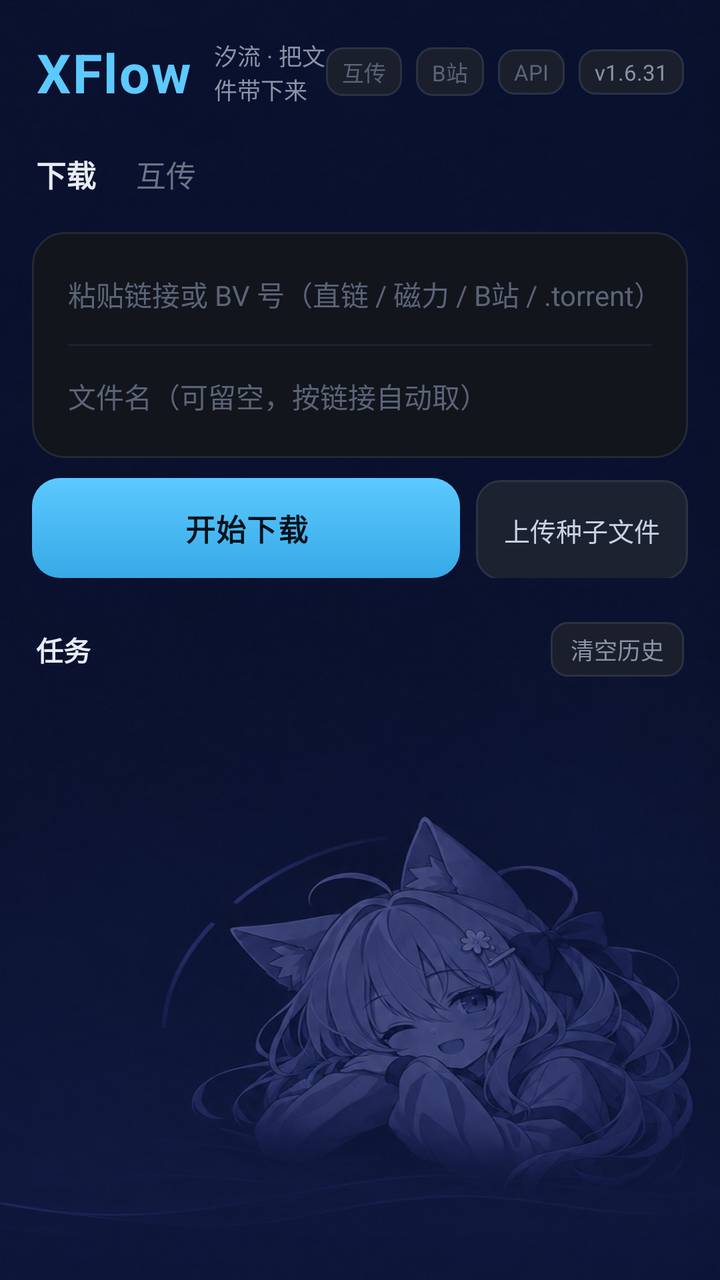
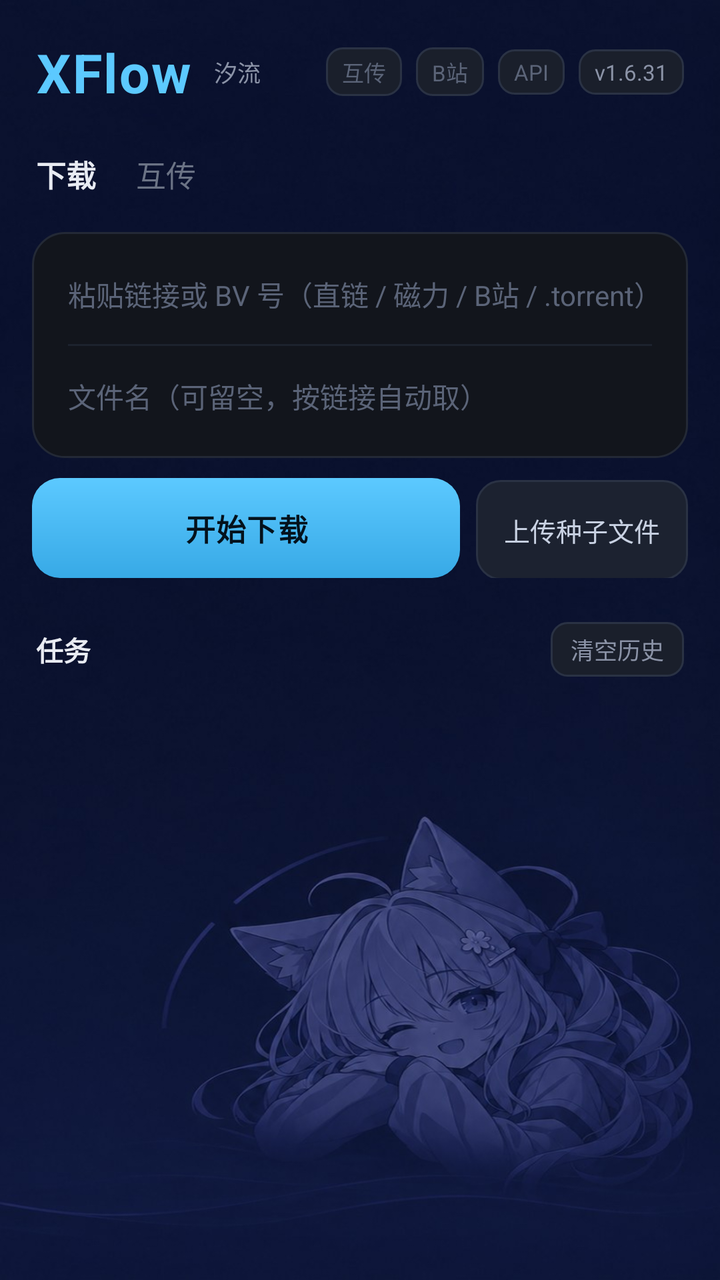

Compare the two renders of this Android layout. The source of the first and the diff that turns it into the second are given below.
<!-- AndroidManifest.xml: application theme AppTheme -->
<!-- res/layout/activity_main.xml -->
<?xml version="1.0" encoding="utf-8"?>
<FrameLayout xmlns:android="http://schemas.android.com/apk/res/android"
    android:layout_width="match_parent"
    android:layout_height="match_parent"
    android:background="@android:color/transparent">

    <LinearLayout
        android:layout_width="match_parent"
        android:layout_height="match_parent"
        android:orientation="vertical">

    
    <LinearLayout
        android:layout_width="match_parent"
        android:layout_height="wrap_content"
        android:orientation="horizontal"
        android:gravity="center_vertical"
        android:paddingHorizontal="18dp"
        android:paddingTop="18dp"
        android:paddingBottom="16dp">

        <TextView
            android:id="@+id/titleText"
            android:layout_width="wrap_content"
            android:layout_height="wrap_content"
            android:text="XFlow"
            android:textColor="#5CC9FF"
            android:textSize="27sp"
            android:textStyle="bold"
            android:letterSpacing="0.03" />

        <LinearLayout
            android:layout_width="0dp"
            android:layout_height="wrap_content"
            android:layout_weight="1"
            android:orientation="vertical"
            android:layout_marginStart="11dp">

            <TextView
                android:id="@+id/subText"
                android:layout_width="wrap_content"
                android:layout_height="wrap_content"
                android:text="汐流 · 把文件带下来"
                android:textColor="#8b93a7"
                android:textSize="11.5sp" />
        </LinearLayout>

        <TextView
            android:id="@+id/shareChip"
            android:layout_width="wrap_content"
            android:layout_height="wrap_content"
            android:text="互传"
            android:textColor="#5b6478"
            android:textSize="11sp"
            android:background="@drawable/chip_bg"
            android:paddingHorizontal="8dp"
            android:paddingVertical="4dp"
            android:layout_marginEnd="7dp" />

        <TextView
            android:id="@+id/biliChip"
            android:layout_width="wrap_content"
            android:layout_height="wrap_content"
            android:text="B站"
            android:textColor="#5b6478"
            android:textSize="11sp"
            android:background="@drawable/chip_bg"
            android:paddingHorizontal="8dp"
            android:paddingVertical="4dp"
            android:layout_marginEnd="7dp" />

        <TextView
            android:id="@+id/apiChip"
            android:layout_width="wrap_content"
            android:layout_height="wrap_content"
            android:text="API"
            android:textColor="#5b6478"
            android:textSize="11sp"
            android:background="@drawable/chip_bg"
            android:paddingHorizontal="8dp"
            android:paddingVertical="4dp"
            android:layout_marginEnd="7dp" />

        <TextView
            android:id="@+id/verText"
            android:layout_width="wrap_content"
            android:layout_height="wrap_content"
            android:text="v1.6.31"
            android:textColor="#8b93a7"
            android:textSize="11sp"
            android:background="@drawable/chip_bg"
            android:paddingHorizontal="8dp"
            android:paddingVertical="4dp" />
    </LinearLayout>

    
    <LinearLayout
        android:layout_width="match_parent"
        android:layout_height="wrap_content"
        android:orientation="horizontal"
        android:gravity="center_vertical"
        android:paddingHorizontal="18dp"
        android:paddingBottom="12dp">

        <TextView
            android:id="@+id/tabDownload"
            android:layout_width="wrap_content"
            android:layout_height="wrap_content"
            android:text="下载"
            android:textColor="#e8ebf2"
            android:textSize="15sp"
            android:textStyle="bold"
            android:paddingVertical="6dp" />

        <TextView
            android:id="@+id/tabShare"
            android:layout_width="wrap_content"
            android:layout_height="wrap_content"
            android:text="互传"
            android:textColor="#6b7385"
            android:textSize="15sp"
            android:paddingVertical="6dp"
            android:layout_marginStart="20dp" />
    </LinearLayout>

    <FrameLayout
        android:id="@+id/pager"
        android:layout_width="match_parent"
        android:layout_height="0dp"
        android:layout_weight="1">

    <LinearLayout
        android:id="@+id/pageDownload"
        android:layout_width="match_parent"
        android:layout_height="match_parent"
        android:orientation="vertical">

    
    <LinearLayout
        android:layout_width="match_parent"
        android:layout_height="wrap_content"
        android:orientation="vertical"
        android:layout_marginHorizontal="16dp"
        android:background="@drawable/input_row_bg"
        android:padding="6dp">

        <EditText
            android:id="@+id/urlEdit"
            android:layout_width="match_parent"
            android:layout_height="50dp"
            android:hint="粘贴链接或 BV 号（直链 / 磁力 / B站 / .torrent）"
            android:textColorHint="#5b6478"
            android:textColor="#e8ebf2"
            android:textSize="14sp"
            android:background="@android:color/transparent"
            android:paddingHorizontal="12dp"
            android:inputType="textUri"
            android:singleLine="true" />

        <View
            android:layout_width="match_parent"
            android:layout_height="1dp"
            android:layout_marginHorizontal="12dp"
            android:background="#1c222e" />

        <EditText
            android:id="@+id/nameEdit"
            android:layout_width="match_parent"
            android:layout_height="50dp"
            android:hint="文件名（可留空，按链接自动取）"
            android:textColorHint="#5b6478"
            android:textColor="#e8ebf2"
            android:textSize="14sp"
            android:background="@android:color/transparent"
            android:paddingHorizontal="12dp"
            android:inputType="text"
            android:singleLine="true" />
    </LinearLayout>

    
    <LinearLayout
        android:layout_width="match_parent"
        android:layout_height="wrap_content"
        android:orientation="horizontal"
        android:layout_marginHorizontal="16dp"
        android:layout_marginTop="10dp">

        <Button
            android:id="@+id/addBtn"
            android:layout_width="0dp"
            android:layout_height="50dp"
            android:layout_weight="1"
            android:text="开始下载"
            android:textColor="#04121c"
            android:textSize="15sp"
            android:textStyle="bold"
            android:letterSpacing="0.03"
            android:background="@drawable/btn_bg"
            android:stateListAnimator="@null" />

        <Button
            android:id="@+id/torrentBtn"
            android:layout_width="wrap_content"
            android:layout_height="50dp"
            android:layout_marginStart="8dp"
            android:text="上传种子文件"
            android:textColor="#c9d2e3"
            android:textSize="13sp"
            android:background="@drawable/btn_small_bg"
            android:stateListAnimator="@null"
            android:paddingHorizontal="14dp"
            android:minWidth="0dp"
            android:insetLeft="0dp"
            android:insetRight="0dp" />
    </LinearLayout>

    
    <LinearLayout
        android:layout_width="match_parent"
        android:layout_height="wrap_content"
        android:orientation="horizontal"
        android:gravity="center_vertical"
        android:layout_marginHorizontal="18dp"
        android:layout_marginTop="22dp"
        android:layout_marginBottom="10dp">

        <TextView
            android:layout_width="wrap_content"
            android:layout_height="wrap_content"
            android:text="任务"
            android:textColor="#e8ebf2"
            android:textSize="13.5sp"
            android:textStyle="bold" />

        <TextView
            android:id="@+id/statText"
            android:layout_width="0dp"
            android:layout_height="wrap_content"
            android:layout_weight="1"
            android:layout_marginStart="8dp"
            android:text=""
            android:textColor="#8b93a7"
            android:textSize="11.5sp" />

        <TextView
            android:id="@+id/clearBtn"
            android:layout_width="wrap_content"
            android:layout_height="wrap_content"
            android:text="清空历史"
            android:textColor="#8b93a7"
            android:textSize="11.5sp"
            android:background="@drawable/chip_bg"
            android:paddingHorizontal="10dp"
            android:paddingVertical="5dp" />
    </LinearLayout>

    <ScrollView
        android:id="@+id/jobScroll"
        android:layout_width="match_parent"
        android:layout_height="0dp"
        android:layout_weight="1"
        android:clipToPadding="false"
        android:paddingHorizontal="16dp"
        android:paddingBottom="16dp"
        android:scrollbars="none">

        
        <LinearLayout
            android:layout_width="match_parent"
            android:layout_height="wrap_content"
            android:orientation="vertical">

            <LinearLayout
                android:id="@+id/jobList"
                android:layout_width="match_parent"
                android:layout_height="wrap_content"
                android:orientation="vertical" />

            <LinearLayout
                android:id="@+id/peerList"
                android:layout_width="match_parent"
                android:layout_height="wrap_content"
                android:orientation="vertical"
                android:visibility="gone"
                android:layout_marginTop="14dp" />
        </LinearLayout>
    </ScrollView>
    </LinearLayout>

    <ScrollView
        android:id="@+id/pageShare"
        android:layout_width="match_parent"
        android:layout_height="match_parent"
        android:visibility="gone"
        android:fillViewport="true"
        android:scrollbars="none"
        android:paddingHorizontal="16dp"
        android:paddingBottom="16dp">

        <FrameLayout
            android:layout_width="match_parent"
            android:layout_height="wrap_content">

            <include layout="@layout/share_panel" />
        </FrameLayout>
    </ScrollView>
    </FrameLayout>
    </LinearLayout>
</FrameLayout>
<!-- res/layout/share_panel.xml (included above) -->
<?xml version="1.0" encoding="utf-8"?>
<LinearLayout xmlns:android="http://schemas.android.com/apk/res/android"
    android:id="@+id/sharePanel"
    android:layout_width="match_parent"
    android:layout_height="wrap_content"
    android:orientation="vertical">

        <LinearLayout
            android:layout_width="match_parent"
            android:layout_height="wrap_content"
            android:orientation="vertical"
            android:paddingTop="6dp">

            
            <LinearLayout
                android:layout_width="match_parent"
                android:layout_height="wrap_content"
                android:orientation="vertical"
                android:visibility="gone"
                android:background="@drawable/card"
                android:padding="14dp">

                <TextView
                    android:layout_width="wrap_content"
                    android:layout_height="wrap_content"
                    android:text="发送到"
                    android:textColor="#8b93a7"
                    android:textSize="11.5sp" />

                <TextView
                    android:id="@+id/targetText"
                    android:layout_width="wrap_content"
                    android:layout_height="wrap_content"
                    android:text="还没选设备 —— 下面点一个"
                    android:textColor="#e8ebf2"
                    android:textSize="16sp"
                    android:textStyle="bold"
                    android:paddingTop="4dp" />
            </LinearLayout>

            
            <TextView
                android:layout_width="wrap_content"
                android:layout_height="wrap_content"
                android:text="设备（自动发现）"
                android:textColor="#8b93a7"
                android:textSize="12sp"
                android:paddingTop="6dp"
                android:paddingBottom="8dp" />

            <LinearLayout
                android:id="@+id/devicesBox"
                android:layout_width="match_parent"
                android:layout_height="wrap_content"
                android:orientation="vertical" />

            
            <LinearLayout
                android:layout_width="match_parent"
                android:layout_height="wrap_content"
                android:orientation="horizontal"
                android:gravity="center_vertical"
                android:paddingTop="8dp">

                <EditText
                    android:id="@+id/addrInput"
                    android:layout_width="0dp"
                    android:layout_height="wrap_content"
                    android:layout_weight="1"
                    android:hint="手动加地址：1.2.3.4（端口默认 17777）"
                    android:textSize="12.5sp"
                    android:singleLine="true"
                    android:inputType="text"
                    android:textColorHint="#6b7385"
                    android:textColor="#e8ebf2"
                    android:background="@drawable/field"
                    android:paddingHorizontal="12dp"
                    android:paddingVertical="10dp" />

                <Button
                    android:id="@+id/addrAdd"
                    android:layout_width="wrap_content"
                    android:layout_height="wrap_content"
                    android:layout_marginStart="8dp"
                    android:text="添加"
                    android:textSize="12.5sp"
                    android:textAllCaps="false"
                    android:background="@drawable/chip"
                    android:textColor="#7fd4ff" />
            </LinearLayout>



            
            <TextView
                android:layout_width="wrap_content"
                android:layout_height="wrap_content"
                android:text="📋 剪贴板 / 文字"
                android:textColor="#8b93a7"
                android:textSize="12sp"
                android:paddingTop="20dp"
                android:paddingBottom="8dp" />

            <LinearLayout
                android:layout_width="match_parent"
                android:layout_height="wrap_content"
                android:orientation="horizontal">

                <Button
                    android:id="@+id/clipSend"
                    android:layout_width="0dp"
                    android:layout_height="wrap_content"
                    android:layout_weight="1"
                    android:text="发本机剪贴板"
                    android:textSize="12.5sp"
                    android:textAllCaps="false"
                    android:background="@drawable/chip"
                    android:textColor="#e8ebf2" />

                <Button
                    android:id="@+id/clipGet"
                    android:layout_width="0dp"
                    android:layout_height="wrap_content"
                    android:layout_weight="1"
                    android:layout_marginStart="8dp"
                    android:text="发送文本"
                    android:textSize="12.5sp"
                    android:textAllCaps="false"
                    android:background="@drawable/chip"
                    android:textColor="#e8ebf2" />
            </LinearLayout>

            <TextView
                android:id="@+id/status"
                android:layout_width="match_parent"
                android:layout_height="wrap_content"
                android:text=""
                android:textColor="#ffc857"
                android:textSize="12sp"
                android:paddingTop="14dp" />

            <Button
                android:id="@+id/pickFile"
                android:layout_width="match_parent"
                android:layout_height="wrap_content"
                android:layout_marginTop="12dp"
                android:text="选择文件发送…"
                android:textSize="14sp"
                android:textAllCaps="false"
                android:background="@drawable/primary"
                android:textColor="#031018" />

            
            <TextView
                android:layout_width="wrap_content"
                android:layout_height="wrap_content"
                android:text="📥 传输历史"
                android:textColor="#8b93a7"
                android:textSize="12sp"
                android:paddingTop="22dp"
                android:paddingBottom="8dp" />

            <LinearLayout
                android:id="@+id/inboxBox"
                android:layout_width="match_parent"
                android:layout_height="wrap_content"
                android:orientation="vertical"
                android:paddingTop="14dp" />
        </LinearLayout>
</LinearLayout>
<!-- resources referenced by this layout -->
<resources>
  <!-- drawable btn_bg (drawable) -->
  <?xml version="1.0" encoding="utf-8"?>
  <shape xmlns:android="http://schemas.android.com/apk/res/android"
      android:shape="rectangle">
      <gradient
          android:startColor="#5CC9FF"
          android:endColor="#37A9E6"
          android:angle="270" />
      <corners android:radius="14dp" />
  </shape>
  <!-- drawable btn_small_bg (drawable) -->
  <?xml version="1.0" encoding="utf-8"?>
  <shape xmlns:android="http://schemas.android.com/apk/res/android"
      android:shape="rectangle">
      <solid android:color="#1c2230" />
      <corners android:radius="12dp" />
      <stroke android:width="1dp" android:color="#2a3244" />
  </shape>
  <!-- drawable card (drawable) -->
  <?xml version="1.0" encoding="utf-8"?>
  <shape xmlns:android="http://schemas.android.com/apk/res/android" android:shape="rectangle">
      <corners android:radius="12dp" />
      <solid android:color="#141b26" />
      <stroke android:width="1dp" android:color="#232936" />
  
  
  
  
  
  </shape>
  <!-- drawable chip (drawable) -->
  <?xml version="1.0" encoding="utf-8"?>
  <shape xmlns:android="http://schemas.android.com/apk/res/android" android:shape="rectangle">
      <corners android:radius="12dp" />
  
  
  
  
      <solid android:color="#1a222e" />
      <stroke android:width="1dp" android:color="#2b3444" />
  
  </shape>
  <!-- drawable chip_bg (drawable) -->
  <?xml version="1.0" encoding="utf-8"?>
  <shape xmlns:android="http://schemas.android.com/apk/res/android"
      android:shape="rectangle">
      <solid android:color="#1a1f2b" />
      <corners android:radius="8dp" />
      <stroke android:width="1dp" android:color="#2a3244" />
  </shape>
  <!-- drawable field (drawable) -->
  <?xml version="1.0" encoding="utf-8"?>
  <shape xmlns:android="http://schemas.android.com/apk/res/android" android:shape="rectangle">
      <corners android:radius="12dp" />
  
  
      <solid android:color="#0a0d12" />
      <stroke android:width="1dp" android:color="#232936" />
  
  
  
  </shape>
  <!-- drawable input_row_bg (drawable) -->
  <?xml version="1.0" encoding="utf-8"?>
  <shape xmlns:android="http://schemas.android.com/apk/res/android"
      android:shape="rectangle">
      <solid android:color="#12151c" />
      <corners android:radius="16dp" />
      <stroke android:width="1dp" android:color="#232936" />
  </shape>
  <!-- drawable primary (drawable) -->
  <?xml version="1.0" encoding="utf-8"?>
  <shape xmlns:android="http://schemas.android.com/apk/res/android" android:shape="rectangle">
      <corners android:radius="10dp" />
  
  
  
  
  
  
      <gradient android:startColor="#5CC9FF" android:endColor="#37A9E6" android:angle="270" />
  </shape>
  <style name="AppTheme" parent="@android:style/Theme.Material.NoActionBar">
          
          <item name="android:windowBackground">@drawable/bg</item>
          <item name="android:statusBarColor">#0b0d12</item>
          <item name="android:navigationBarColor">#0b0d12</item>
          <item name="android:windowLightStatusBar">false</item>
          <item name="android:colorAccent">#4CC2FF</item>
      </style>
  <!-- drawable bg: jpg bitmap (drawable-nodpi, 64437 bytes) -->
</resources>

<!-- the commit's change to res/layout/activity_main.xml (unified diff, before → after) -->
@@ -38,11 +38,13 @@
 
             <TextView
                 android:id="@+id/subText"
-                android:layout_width="wrap_content"
-                android:layout_height="wrap_content"
-                android:text="汐流 · 把文件带下来"
+                android:layout_width="match_parent"
+                android:layout_height="wrap_content"
+                android:text="汐流"
                 android:textColor="#8b93a7"
-                android:textSize="11.5sp" />
+                android:textSize="11.5sp"
+                android:maxLines="1"
+                android:ellipsize="end" />
         </LinearLayout>
 
         <TextView
